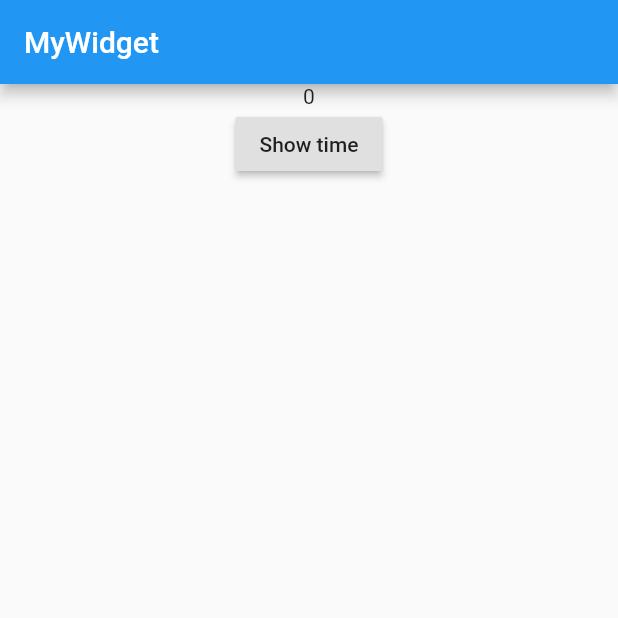
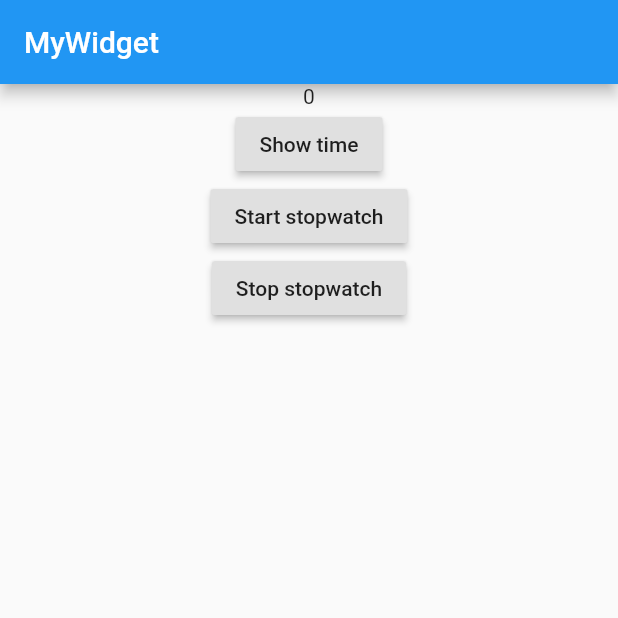
Before and after one commit to galuropek/flutter, a Flutter app: the screen it shows after launch, on a phone screen of 412 x 824 dp, the top half of it. Run offline on Flutter 3.47's test engine with Material 2 defaults, Android fonts, the phone set to English and light mode, and no system bars; our stand-ins replace cloud_firestore, firebase_auth, flutter_spinkit; accounts and stored records are empty.

Commit message:
Stopwatch class practice: start and stop functionality

```diff
--- a/time_manager/lib/main.dart
+++ b/time_manager/lib/main.dart
@@ -23,7 +23,7 @@ class TimeManager extends StatefulWidget {
 }
 
 class _TimeManagerState extends State<TimeManager> {
-  final Stopwatch stopwatch = new Stopwatch()..start();
+  final Stopwatch stopwatch = new Stopwatch();
   var time = 0;
 
   @override
@@ -38,7 +38,23 @@ class _TimeManagerState extends State<TimeManager> {
                   time = stopwatch.elapsedMicroseconds;
                 });
               },
-              child: Text('Show time'))
+              child: Text('Show time')),
+          RaisedButton(
+            onPressed: () {
+              setState(() {
+                stopwatch.start();
+              });
+            },
+            child: Text('Start stopwatch'),
+          ),
+          RaisedButton(
+            onPressed: () {
+              setState(() {
+                stopwatch.stop();
+              });
+            },
+            child: Text('Stop stopwatch'),
+          )
         ],
       ),
     );
```
